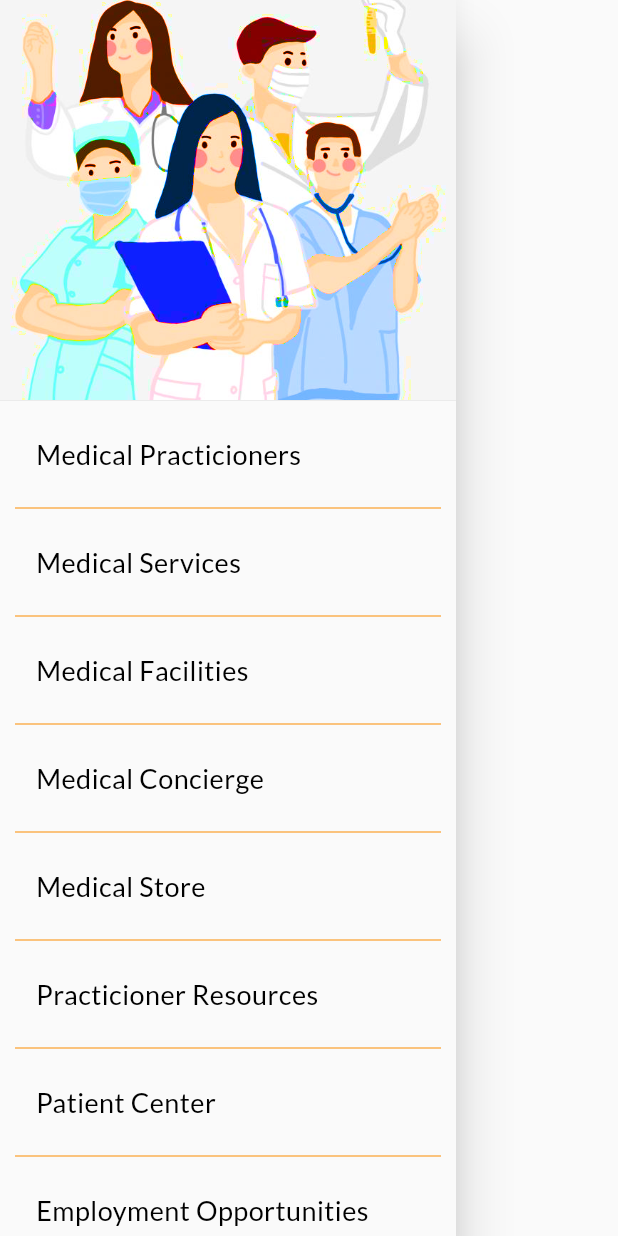
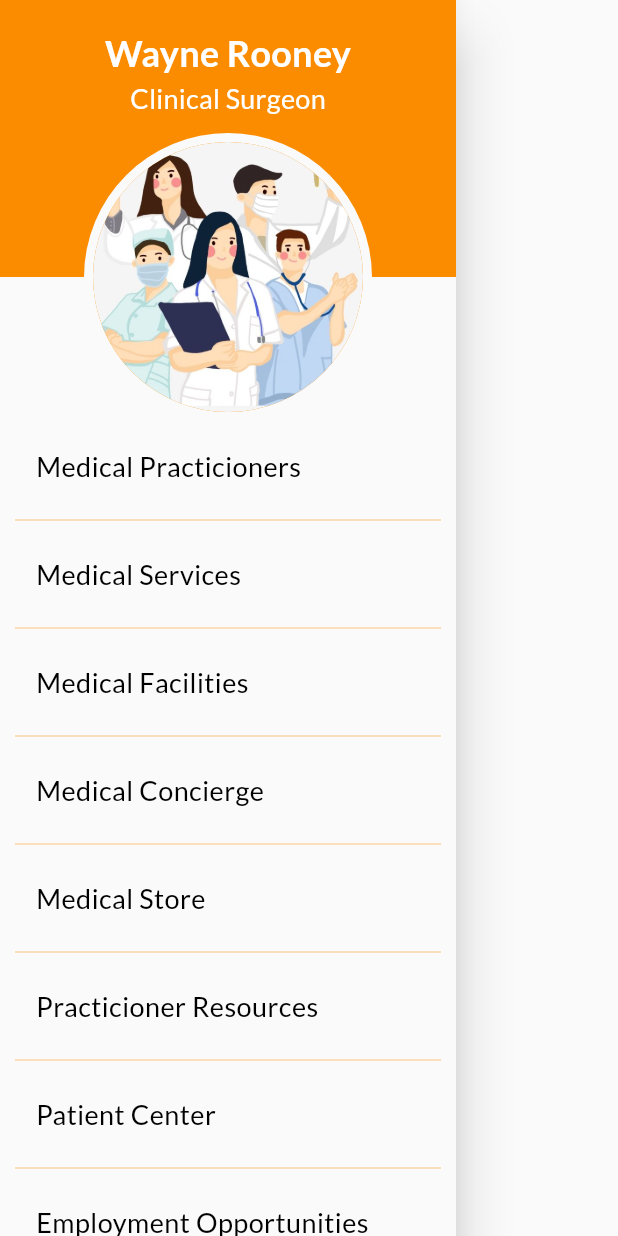
Before and after one commit to CarltonK/doctors_of_kenya, a Flutter app: the AppDrawer widget shown alone on an empty page, opened directly, on a phone screen of 412 x 824 dp. Run offline on Flutter 3.47's test engine with Material 2 defaults, Android fonts, the light colour scheme and no system bars; our stand-ins replace cached_network_image, firebase_core, flutter_spinkit, google_fonts; accounts and stored records are empty.

Commit message:
added profile card on app drawer header

```diff
--- a/lib/main.dart
+++ b/lib/main.dart
@@ -43,9 +43,22 @@ class MyApp extends StatelessWidget {
     fontSize: 22,
   );
 
-  final boldWhite = GoogleFonts.lato(
+  final normalWhite = GoogleFonts.lato(
     color: Colors.white,
     fontWeight: FontWeight.bold,
+    letterSpacing: .2,
+  );
+
+  final headerWhite = GoogleFonts.lato(
+    color: Colors.white,
+    fontSize: 24,
+    fontWeight: FontWeight.bold,
+    letterSpacing: .2,
+  );
+
+  final subtitleWhite = GoogleFonts.lato(
+    color: Colors.white,
+    fontSize: 18,
     letterSpacing: .2,
   );
 
@@ -61,10 +74,12 @@ class MyApp extends StatelessWidget {
         textTheme: TextTheme(
           headline4: miniheadlineStyle,
           headline5: headlineStyle,
+          headline3: headerWhite,
           subtitle1: subheadlineStyle,
           subtitle2: drawerItemStyle,
           button: buttonStyle,
-          bodyText1: boldWhite,
+          bodyText1: normalWhite,
+          bodyText2: subtitleWhite,
         ),
       ),
       home: FutureBuilder<FirebaseApp>(
@@ -72,6 +87,7 @@ class MyApp extends StatelessWidget {
         builder: (context, snapshot) {
           if (snapshot.hasError) {
             return Container(
+              alignment: Alignment.center,
               color: Colors.white,
               child: Text('Error -> ${snapshot.error.toString()}'),
             );
--- a/lib/screens/home/home_screen.dart
+++ b/lib/screens/home/home_screen.dart
@@ -44,13 +44,11 @@ class HomeScreen extends StatelessWidget {
         actions: [
           CircleButton(
             icon: CupertinoIcons.search,
-            iconSize: 35.0,
             onPressed: () => print('Search'),
             tooltip: 'Search',
           ),
           CircleButton(
             icon: CupertinoIcons.settings,
-            iconSize: 35.0,
             onPressed: () => print('Settings'),
             tooltip: 'Settings',
           ),
--- /dev/null
+++ b/lib/utilities/profile_card_painter.dart
@@ -0,0 +1,39 @@
+import 'package:flutter/material.dart';
+import 'dart:math';
+
+class ProfileCardPainter extends CustomPainter {
+  final Color color;
+  final double avatarRadius;
+
+  ProfileCardPainter({@required this.color, this.avatarRadius});
+
+  @override
+  void paint(Canvas canvas, Size size) {
+    // Background
+    final shapeBounds =
+        Rect.fromLTWH(0, 0, size.width, size.height - avatarRadius);
+    final centerAvatar = Offset(shapeBounds.center.dx, shapeBounds.bottom);
+    final avatarBounds =
+        Rect.fromCircle(center: centerAvatar, radius: avatarRadius).inflate(6);
+    _drawBackground(canvas, shapeBounds, avatarBounds);
+  }
+
+  void _drawBackground(Canvas canvas, Rect shapeBounds, Rect avatarBounds) {
+    final paint = Paint()..color = color;
+    final backgroundPath = Path()
+      ..moveTo(shapeBounds.left, shapeBounds.top) //3
+      ..lineTo(shapeBounds.bottomLeft.dx, shapeBounds.bottomLeft.dy) //4
+      ..arcTo(avatarBounds, -pi, pi, false) //5
+      ..lineTo(shapeBounds.bottomRight.dx, shapeBounds.bottomRight.dy) //6
+      ..lineTo(shapeBounds.topRight.dx, shapeBounds.topRight.dy) //7
+      ..close(); //8
+    canvas.drawPath(backgroundPath, paint);
+  }
+
+  @override
+  bool shouldRepaint(ProfileCardPainter oldDelegate) =>
+      color != oldDelegate.color;
+
+  @override
+  bool shouldRebuildSemantics(ProfileCardPainter oldDelegate) => false;
+}
--- a/lib/utilities/utilities.dart
+++ b/lib/utilities/utilities.dart
@@ -1,2 +1,3 @@
 export 'background_painter.dart';
 export 'transitions.dart';
+export 'profile_card_painter.dart';
--- a/lib/widgets/app_drawer.dart
+++ b/lib/widgets/app_drawer.dart
@@ -1,38 +1,59 @@
+import 'package:doctors_of_kenya/utilities/utilities.dart';
 import 'package:flutter/material.dart';
 
 class AppDrawer extends StatelessWidget {
+  static const double avatarRadius = 90;
+  static const double titleBottomMargin = (avatarRadius * 2) + 18;
+
   @override
   Widget build(BuildContext context) {
-    Size size = MediaQuery.of(context).size;
     return Drawer(
       child: Column(
         children: [
           Expanded(
             flex: 1,
-            child: Container(
-              width: size.width,
-              child: DrawerHeader(
-                child: Align(
-                  alignment: Alignment.bottomCenter,
-                  child: Text('', style: Theme.of(context).textTheme.headline5),
-                ),
-                decoration: BoxDecoration(
-                  image: DecorationImage(
-                    colorFilter: ColorFilter.mode(
-                      Theme.of(context).accentColor,
-                      BlendMode.saturation,
-                    ),
-                    image: AssetImage("assets/images/dok.jpg"),
-                    fit: BoxFit.cover,
+            child: Stack(
+              children: [
+                CustomPaint(
+                  size: Size.infinite,
+                  painter: ProfileCardPainter(
+                    color: Theme.of(context).accentColor,
+                    avatarRadius: avatarRadius,
                   ),
                 ),
-              ),
+                Positioned(
+                  left: 0,
+                  right: 0,
+                  bottom: titleBottomMargin,
+                  child: Column(
+                    children: <Widget>[
+                      Text(
+                        'Wayne Rooney',
+                        style: Theme.of(context).textTheme.headline3,
+                      ),
+                      const SizedBox(height: 5),
+                      Text(
+                        'Clinical Surgeon',
+                        style: Theme.of(context).textTheme.bodyText2,
+                      ),
+                    ],
+                  ),
+                ),
+                Align(
+                  alignment: Alignment.bottomCenter,
+                  child: CircleAvatar(
+                    radius: avatarRadius,
+                    backgroundColor: Theme.of(context).accentColor,
+                    backgroundImage: AssetImage('assets/images/dok.jpg'),
+                  ),
+                ),
+              ],
             ),
           ),
           Expanded(
             flex: 2,
             child: ListView(
-              padding: EdgeInsets.symmetric(horizontal: 8),
+              padding: EdgeInsets.symmetric(horizontal: 8, vertical: 8),
               children: [
                 ListItem(title: 'Medical Practicioners', onTap: null),
                 ListItem(title: 'Medical Services', onTap: null),
@@ -73,7 +94,7 @@ class ListItem extends StatelessWidget {
           onTap: onTap,
         ),
         Divider(
-          color: Theme.of(context).accentColor,
+          color: Theme.of(context).accentColor.withOpacity(0.5),
           indent: 2,
           endIndent: 2,
         ),
--- a/lib/widgets/circle_button.dart
+++ b/lib/widgets/circle_button.dart
@@ -9,8 +9,8 @@ class CircleButton extends StatelessWidget {
   const CircleButton({
     Key key,
     @required this.icon,
-    @required this.iconSize,
     @required this.onPressed,
+    this.iconSize,
     this.tooltip,
   }) : super(key: key);
 
@@ -18,7 +18,7 @@ class CircleButton extends StatelessWidget {
   Widget build(BuildContext context) {
     return IconButton(
       icon: Icon(icon, color: Colors.white),
-      iconSize: iconSize,
+      iconSize: iconSize ?? 24,
       onPressed: onPressed,
       tooltip: tooltip,
     );
```
